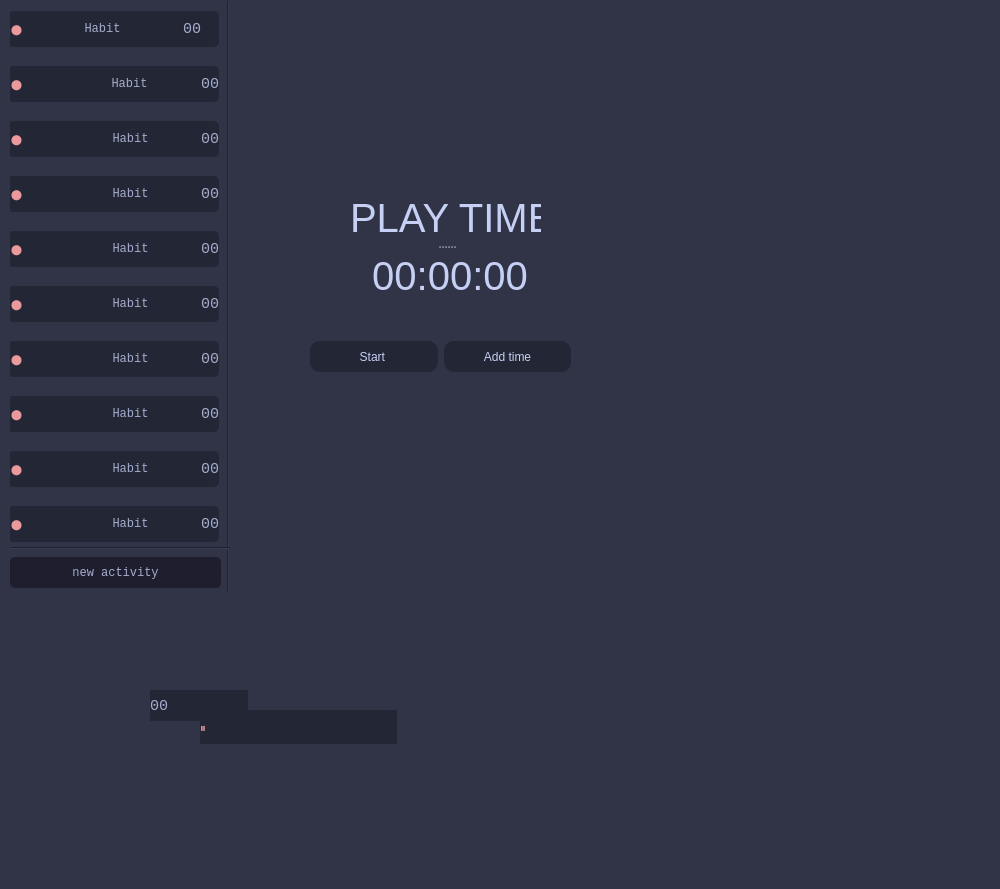
Old version of the form ui_files/mainwind.ui in the repository gluoniuum/TimeInRep.
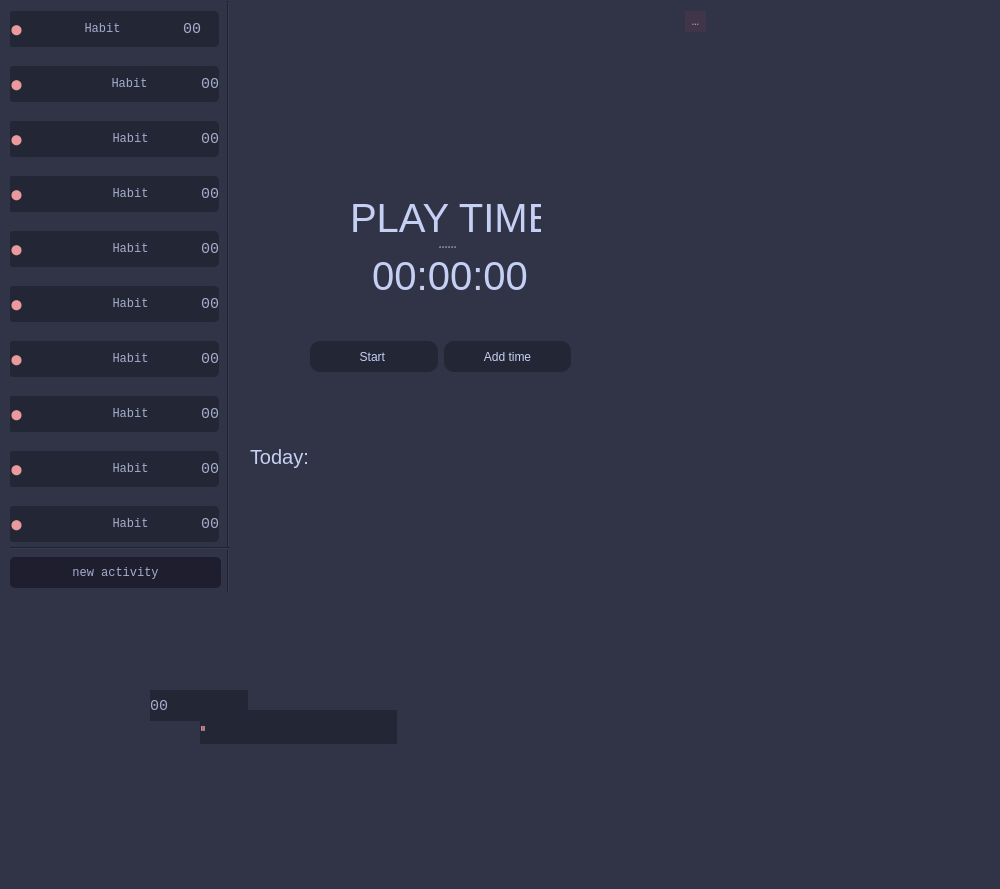
New version of the form.

Commit message: add today time, and dev_button(out screen)

What changed in the file:
```diff
--- a/ui_files/mainwind.ui
+++ b/ui_files/mainwind.ui
@@ -217,7 +217,7 @@
        <x>-2</x>
        <y>10</y>
        <width>211</width>
-       <height>521</height>
+       <height>553</height>
       </rect>
      </property>
      <layout class="QVBoxLayout" name="verticalLayout" stretch="0,0,0,0,0,0,0,0,0,5">
@@ -1089,6 +1089,42 @@
       </item>
      </layout>
     </widget>
+    <widget class="QLabel" name="todayTime">
+     <property name="geometry">
+      <rect>
+       <x>240</x>
+       <y>430</y>
+       <width>211</width>
+       <height>51</height>
+      </rect>
+     </property>
+     <property name="styleSheet">
+      <string notr="true">color: #c6d0f5;
+font-size: 20px</string>
+     </property>
+     <property name="text">
+      <string>Today:</string>
+     </property>
+    </widget>
+    <widget class="QToolButton" name="dev_butt">
+     <property name="geometry">
+      <rect>
+       <x>675</x>
+       <y>10</y>
+       <width>21</width>
+       <height>21</height>
+      </rect>
+     </property>
+     <property name="styleSheet">
+      <string notr="true">color: #a5adce;
+font-family: Liberation Mono;
+background-color: #403549;
+border-radius: 15%;</string>
+     </property>
+     <property name="text">
+      <string>...</string>
+     </property>
+    </widget>
    </widget>
    <widget class="QPushButton" name="pushButton">
     <property name="geometry">
```
The commit also changes 4 other files.
